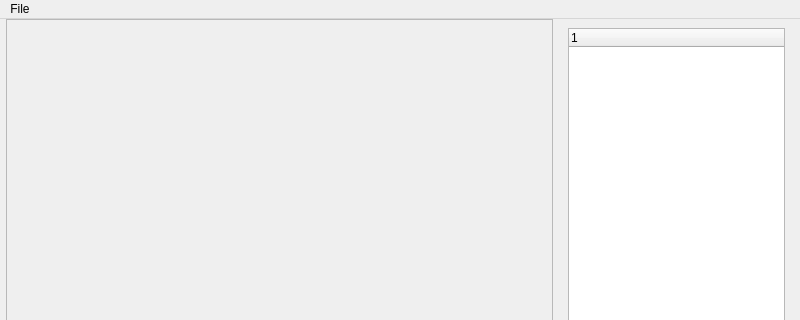
This is resources/ui/main_window.ui in Baxterminator/orchestrer as Qt 5 draws it before an edit; both pictures show x 0 to 800 and y 0 to 320 of the 800 by 600 pixel window. The edited form follows.
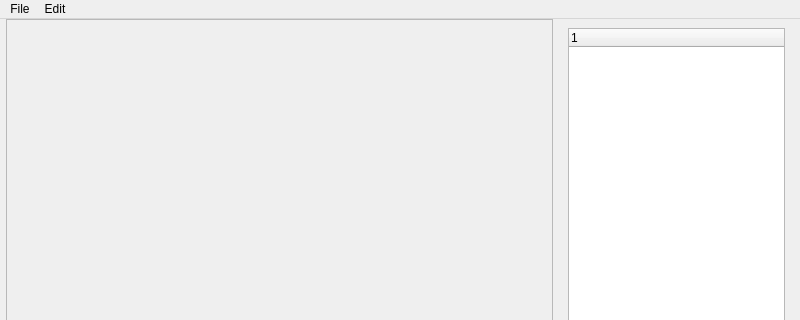
This is the edited form.

```diff
--- a/resources/ui/main_window.ui
+++ b/resources/ui/main_window.ui
@@ -115,7 +115,14 @@
     <addaction name="actionNew"/>
     <addaction name="actionLoad_Project"/>
    </widget>
+   <widget class="QMenu" name="menuEdit">
+    <property name="title">
+     <string>Edit</string>
+    </property>
+    <addaction name="actionRemove"/>
+   </widget>
    <addaction name="menuMenu"/>
+   <addaction name="menuEdit"/>
   </widget>
   <widget class="QStatusBar" name="statusbar"/>
   <action name="actionNew">
```
Left out of the diff: 19 changed lines with no effect on the pictures.
